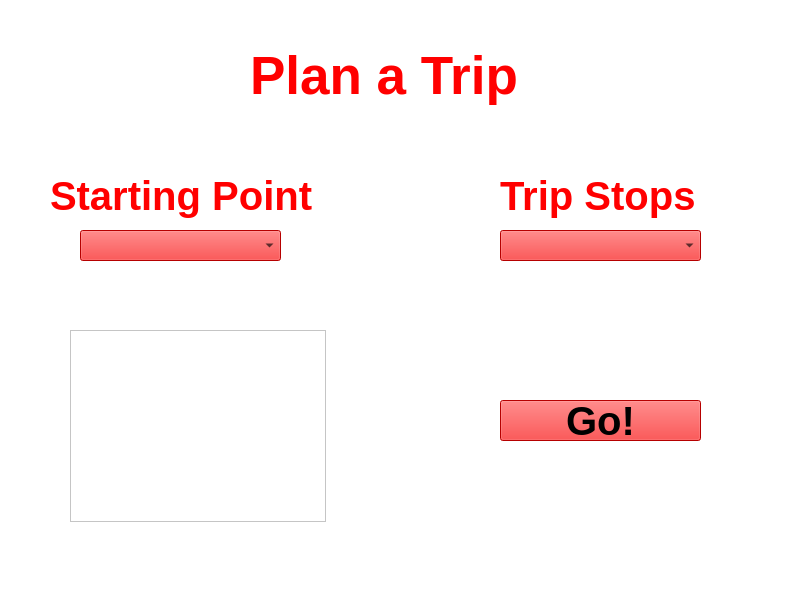
Akil0814/College_Tour, file planatrip.ui: the form before one commit.
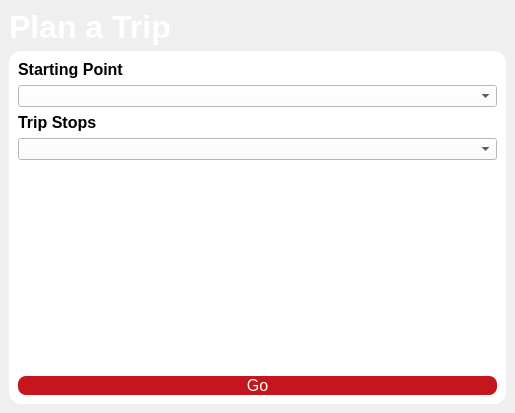
The form after the commit.

Commit message: Update Plan a Trip ui

What changed in the file:
```diff
--- a/planatrip.ui
+++ b/planatrip.ui
@@ -6,143 +6,114 @@
    <rect>
     <x>0</x>
     <y>0</y>
-    <width>800</width>
-    <height>600</height>
+    <width>515</width>
+    <height>413</height>
    </rect>
   </property>
   <property name="windowTitle">
-   <string>MainWindow</string>
-  </property>
-  <property name="styleSheet">
-   <string notr="true">background-color: rgb(255, 255, 255);</string>
+   <string>Plan a Trip</string>
   </property>
   <widget class="QWidget" name="centralwidget">
-   <widget class="QLabel" name="planATrip">
-    <property name="geometry">
-     <rect>
-      <x>250</x>
-      <y>0</y>
-      <width>281</width>
-      <height>151</height>
-     </rect>
-    </property>
-    <property name="font">
-     <font>
-      <pointsize>40</pointsize>
-      <bold>true</bold>
-     </font>
-    </property>
+   <layout class="QHBoxLayout" name="horizontalLayout">
+    <item>
+     <layout class="QVBoxLayout" name="mainLayout">
+      <item>
+       <widget class="QLabel" name="titleLabel">
     <property name="styleSheet">
-     <string notr="true">color: rgb(255, 0, 0);</string>
+         <string notr="true">font-size: 32px; font-weight: bold;
+color: rgb(255, 255, 255);</string>
     </property>
     <property name="text">
      <string>Plan a Trip</string>
     </property>
    </widget>
-   <widget class="QComboBox" name="startingPointDropDown">
-    <property name="geometry">
-     <rect>
-      <x>80</x>
-      <y>230</y>
-      <width>201</width>
-      <height>31</height>
-     </rect>
-    </property>
+      </item>
+      <item>
+       <widget class="QFrame" name="card">
     <property name="styleSheet">
-     <string notr="true">background-color: rgb(255, 0, 0);</string>
-    </property>
-   </widget>
-   <widget class="QLabel" name="startingPoint">
-    <property name="geometry">
-     <rect>
-      <x>50</x>
-      <y>170</y>
-      <width>281</width>
-      <height>51</height>
-     </rect>
-    </property>
-    <property name="font">
-     <font>
-      <pointsize>30</pointsize>
-      <bold>true</bold>
-     </font>
-    </property>
+         <string>
+           QFrame {
+            background-color: white;
+            border-radius: 12px;
+           }
+          </string>
+        </property>
+        <layout class="QVBoxLayout" name="cardLayout">
+         <item>
+          <widget class="QLabel" name="startLabel">
     <property name="styleSheet">
-     <string notr="true">color: rgb(255, 0, 0);</string>
+            <string notr="true">font-size: 16px; font-weight: bold;
+color: rgb(0, 0, 0);</string>
     </property>
     <property name="text">
      <string>Starting Point</string>
     </property>
    </widget>
-   <widget class="QComboBox" name="tripStopsDropDown">
-    <property name="geometry">
-     <rect>
-      <x>500</x>
-      <y>230</y>
-      <width>201</width>
-      <height>31</height>
-     </rect>
-    </property>
+         </item>
+         <item>
+          <widget class="QComboBox" name="startingPointDropDown">
     <property name="styleSheet">
-     <string notr="true">background-color: rgb(255, 0, 0);</string>
-    </property>
-   </widget>
-   <widget class="QLabel" name="tripStops">
-    <property name="geometry">
-     <rect>
-      <x>500</x>
-      <y>170</y>
-      <width>281</width>
-      <height>51</height>
-     </rect>
-    </property>
-    <property name="font">
-     <font>
-      <pointsize>30</pointsize>
-      <bold>true</bold>
-     </font>
-    </property>
+            <string notr="true">color: rgb(0, 0, 0);
+background-color: rgb(255, 255, 255);</string>
+           </property>
+          </widget>
+         </item>
+         <item>
+          <widget class="QLabel" name="stopLabel">
     <property name="styleSheet">
-     <string notr="true">color: rgb(255, 0, 0);</string>
+            <string notr="true">font-size: 16px; font-weight: bold;
+color: rgb(0, 0, 0);</string>
     </property>
     <property name="text">
      <string>Trip Stops</string>
     </property>
    </widget>
+         </item>
+         <item>
+          <widget class="QComboBox" name="tripStopsDropDown">
+           <property name="styleSheet">
+            <string notr="true">color: rgb(0, 0, 0);
+background-color: rgb(255, 255, 255);</string>
+           </property>
+          </widget>
+         </item>
+         <item>
+          <spacer name="buttonSpacer">
+           <property name="orientation">
+            <enum>Qt::Orientation::Vertical</enum>
+           </property>
+           <property name="sizeHint" stdset="0">
+            <size>
+             <width>10</width>
+             <height>10</height>
+            </size>
+           </property>
+          </spacer>
+         </item>
+         <item>
    <widget class="QPushButton" name="goButton">
-    <property name="geometry">
-     <rect>
-      <x>500</x>
-      <y>400</y>
-      <width>201</width>
-      <height>41</height>
-     </rect>
-    </property>
-    <property name="font">
-     <font>
-      <pointsize>30</pointsize>
-      <bold>true</bold>
-     </font>
-    </property>
     <property name="styleSheet">
-     <string notr="true">background-color: rgb(255, 0, 0);</string>
+            <string>
+              QPushButton {
+               background-color: #c4161c;
+               color: white;
+               font-size: 16px;
+               border-radius: 8px;
+              }
+             </string>
     </property>
     <property name="text">
-     <string>Go!</string>
-    </property>
-   </widget>
-   <widget class="QListWidget" name="listWidget">
-    <property name="geometry">
-     <rect>
-      <x>70</x>
-      <y>330</y>
-      <width>256</width>
-      <height>192</height>
-     </rect>
-    </property>
-   </widget>
+            <string>Go</string>
+           </property>
+          </widget>
+         </item>
+        </layout>
+       </widget>
+      </item>
+     </layout>
+    </item>
+   </layout>
   </widget>
-  <widget class="QStatusBar" name="statusbar"/>
  </widget>
  <resources/>
  <connections/>
```
Lines whose indentation alone changed are shown as unchanged. The commit also changes 2 other files.
